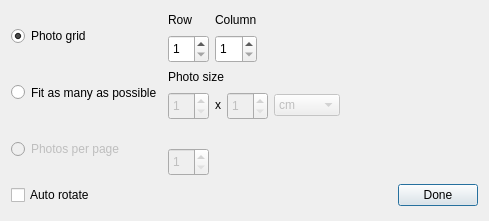
The window that printimages/customlayout.ui (KDE/kipi-plugins) describes before a commit, drawn with Qt 5.
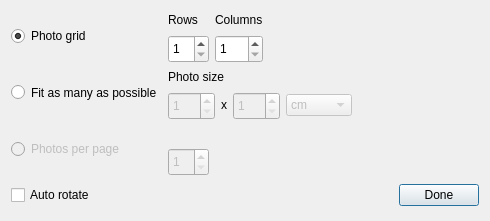
The same window after the commit.

Commit message: increased hxw to 999x999 at least valid for mm units

```diff
--- a/printimages/customlayout.ui
+++ b/printimages/customlayout.ui
@@ -6,7 +6,7 @@
    <rect>
     <x>0</x>
     <y>0</y>
-    <width>489</width>
+    <width>490</width>
     <height>221</height>
    </rect>
   </property>
@@ -18,7 +18,7 @@
   </property>
   <property name="minimumSize">
    <size>
-    <width>489</width>
+    <width>490</width>
     <height>221</height>
    </size>
   </property>
@@ -119,7 +119,7 @@
               </size>
              </property>
              <property name="text">
-              <string>Row</string>
+              <string>Rows</string>
              </property>
             </widget>
            </item>
@@ -161,7 +161,7 @@
               </size>
              </property>
              <property name="text">
-              <string>Column</string>
+              <string>Columns</string>
              </property>
             </widget>
            </item>
@@ -250,6 +250,9 @@
              <property name="minimum">
               <number>1</number>
              </property>
+             <property name="maximum">
+              <number>999</number>
+             </property>
             </widget>
            </item>
            <item>
@@ -285,6 +288,9 @@
              <property name="minimum">
               <number>1</number>
              </property>
+             <property name="maximum">
+              <number>999</number>
+             </property>
             </widget>
            </item>
            <item>
```
